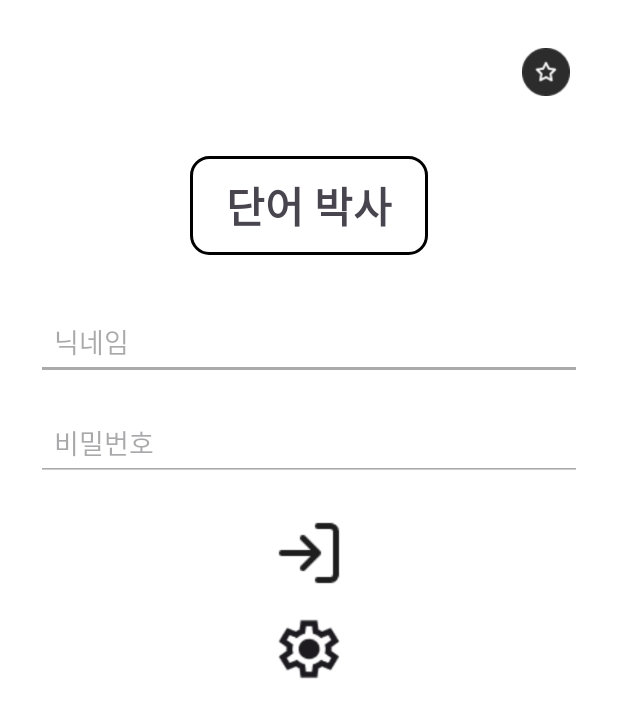
After one commit to gowonisgood/Dr_Word, an Android app: the layout activity_login.xml on its own in the app's theme, with its tools: preview values and no code run, on a phone screen of 412 x 824 dp. The commit adds this screen. Shown: the top 718 px of the screen. Run offline under Robolectric (Android 15) with nearby library versions, the light colour scheme and no system bars.

Commit message:
xml updated first 5/11

```diff
--- /dev/null
+++ b/app/src/main/res/drawable/circle_background.xml
@@ -0,0 +1,5 @@
+<!-- res/drawable/circle_background.xml -->
+<shape xmlns:android="http://schemas.android.com/apk/res/android"
+    android:shape="oval">
+    <solid android:color="@android:color/darker_gray"/>
+</shape>
--- /dev/null
+++ b/app/src/main/res/drawable/rounded_bg.xml
@@ -0,0 +1,5 @@
+<!-- res/drawable/rounded_bg.xml -->
+<shape xmlns:android="http://schemas.android.com/apk/res/android" android:shape="rectangle">
+    <corners android:radius="16dp"/>
+    <solid android:color="@android:color/white"/>
+</shape>
--- /dev/null
+++ b/app/src/main/res/drawable/rounded_border.xml
@@ -0,0 +1,6 @@
+<!-- res/drawable/rounded_border.xml -->
+<shape xmlns:android="http://schemas.android.com/apk/res/android"
+    android:shape="rectangle">
+    <stroke android:width="2dp" android:color="@android:color/black"/>
+    <corners android:radius="12dp"/>
+</shape>
--- /dev/null
+++ b/app/src/main/res/layout/activity_login.xml
@@ -0,0 +1,91 @@
+<?xml version="1.0" encoding="utf-8"?>
+<androidx.constraintlayout.widget.ConstraintLayout
+    xmlns:android="http://schemas.android.com/apk/res/android"
+    xmlns:app="http://schemas.android.com/apk/res-auto"
+    android:layout_width="match_parent"
+    android:layout_height="match_parent"
+    android:background="@android:color/white"
+    android:padding="24dp">
+
+    <!-- 즐겨찾기 아이콘 (우측 상단) -->
+    <ImageView
+        android:id="@+id/iv_favorite"
+        android:layout_width="32dp"
+        android:layout_height="32dp"
+        android:src="@drawable/ic_star"
+        android:contentDescription="즐겨찾기"
+        app:layout_constraintTop_toTopOf="parent"
+        app:layout_constraintEnd_toEndOf="parent"
+        android:layout_margin="8dp"/>
+
+    <!-- 타이틀 -->
+    <TextView
+        android:id="@+id/tv_title"
+        android:layout_width="wrap_content"
+        android:layout_height="wrap_content"
+        android:text="단어 박사"
+        android:textSize="28sp"
+        android:textStyle="bold"
+        android:paddingHorizontal="24dp"
+        android:paddingVertical="12dp"
+        android:background="@drawable/rounded_border"
+        app:layout_constraintTop_toBottomOf="@id/iv_favorite"
+        app:layout_constraintStart_toStartOf="parent"
+        app:layout_constraintEnd_toEndOf="parent"
+        android:layout_marginTop="40dp"/>
+
+    <!-- 닉네임 입력 -->
+    <EditText
+        android:id="@+id/et_nickname"
+        android:layout_width="0dp"
+        android:layout_height="wrap_content"
+        android:hint="닉네임"
+        android:inputType="textPersonName"
+        android:minHeight="48dp"
+        android:padding="12dp"
+        android:backgroundTint="@android:color/darker_gray"
+        app:layout_constraintTop_toBottomOf="@id/tv_title"
+        app:layout_constraintStart_toStartOf="parent"
+        app:layout_constraintEnd_toEndOf="parent"
+        android:layout_marginTop="32dp"/>
+
+    <!-- 비밀번호 입력 -->
+    <EditText
+        android:id="@+id/et_password"
+        android:layout_width="0dp"
+        android:layout_height="wrap_content"
+        android:hint="비밀번호"
+        android:inputType="textPassword"
+        android:minHeight="48dp"
+        android:padding="12dp"
+        android:backgroundTint="@android:color/darker_gray"
+        app:layout_constraintTop_toBottomOf="@id/et_nickname"
+        app:layout_constraintStart_toStartOf="parent"
+        app:layout_constraintEnd_toEndOf="parent"
+        android:layout_marginTop="16dp"/>
+
+    <!-- 로그인 아이콘 -->
+    <ImageView
+        android:id="@+id/iv_login"
+        android:layout_width="48dp"
+        android:layout_height="48dp"
+        android:src="@drawable/ic_login_arrow"
+        android:contentDescription="로그인"
+        app:layout_constraintTop_toBottomOf="@id/et_password"
+        app:layout_constraintStart_toStartOf="parent"
+        app:layout_constraintEnd_toEndOf="parent"
+        android:layout_marginTop="24dp"/>
+
+    <!-- 설정 아이콘 -->
+    <ImageView
+        android:id="@+id/iv_settings"
+        android:layout_width="48dp"
+        android:layout_height="48dp"
+        android:src="@drawable/ic_settings"
+        android:contentDescription="설정"
+        app:layout_constraintTop_toBottomOf="@id/iv_login"
+        app:layout_constraintStart_toStartOf="parent"
+        app:layout_constraintEnd_toEndOf="parent"
+        android:layout_marginTop="16dp"/>
+
+</androidx.constraintlayout.widget.ConstraintLayout>
```
Also changed, not shown: app/src/main/res/layout/activity_change.xml (added, +51 -0 lines), app/src/main/res/layout/activity_main.xml (+72 -7 lines), app/src/main/res/layout/activity_score.xml (added, +40 -0 lines), app/src/main/res/layout/activity_scoreboard.xml (added, +55 -0 lines), app/src/main/res/drawable/ic_default_profile.png (added), app/src/main/res/drawable/ic_login_arrow.jpg (added), app/src/main/res/drawable/ic_menu.jpg (added), app/src/main/res/drawable/ic_settings.jpg (added), app/src/main/res/drawable/ic_star.jpg (added), app/src/main/res/drawable/ic_timer.jpg (added), app/src/main/res/ic_default_profile/KakaoTalk_20250508_144318060.png (added).
